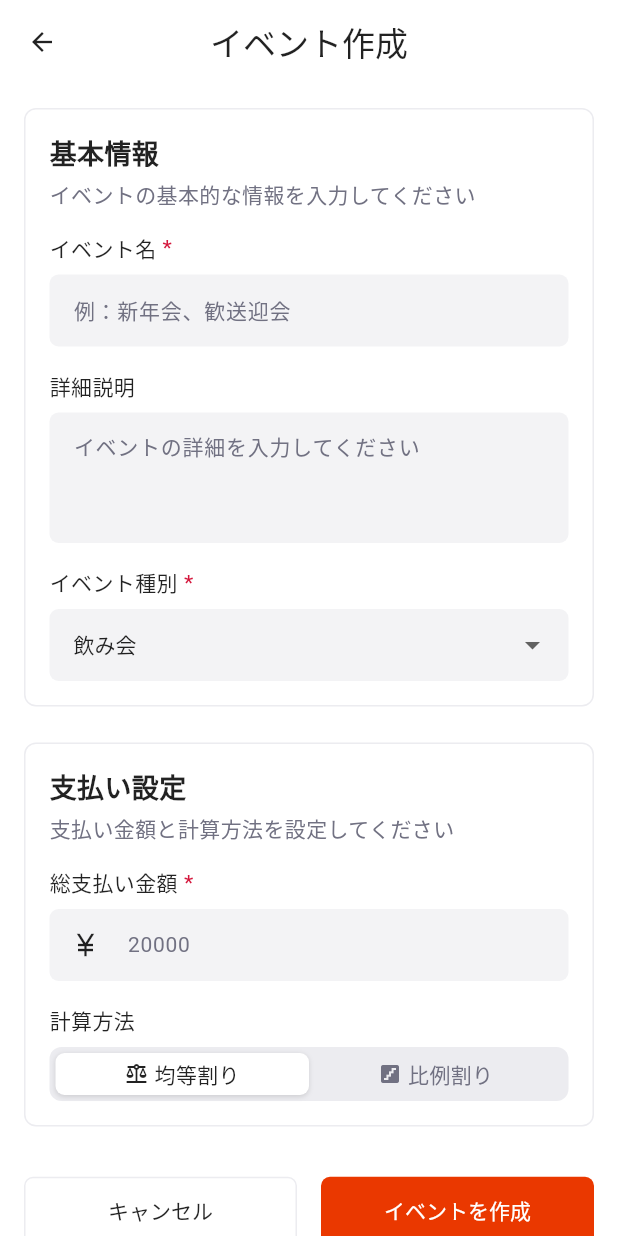
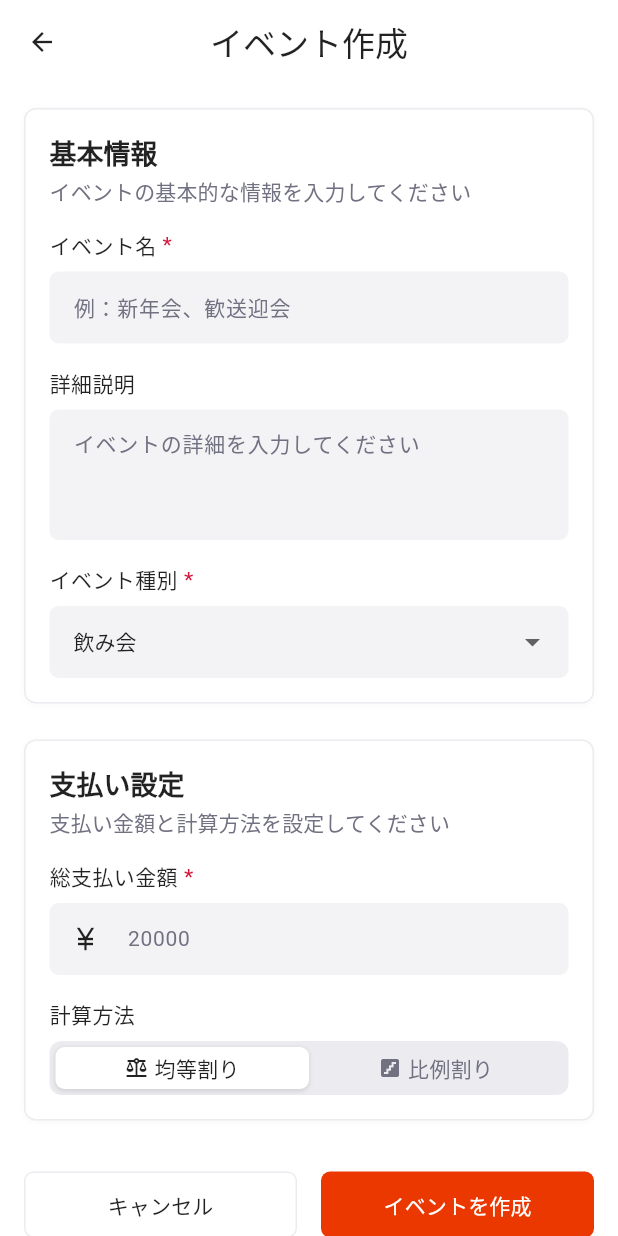
Before and after one commit to yuuu0702/shiharainu, a Flutter app: the EventCreationPage screen opened by its route, on a phone screen of 412 x 824 dp. Run offline on Flutter 3.47's test engine with Material 3 defaults, Android fonts, the phone set to English and light mode, and no system bars; our stand-ins replace go_router, hooks_riverpod; Roboto replaces fonts that are missing (NotoSansJP).

Commit message:
feat: フェーズ1プレミアムデザインシステム実装完了
- AppTheme: プレミアムスペーシング・エレベーション・タイポグラフィ追加
- AppCard: 新しいエレベーションシステム適用（low/medium/high）
- AppButton: デザイントークン統合（spacing/radius/typography）
- UI8デザインガイドラインに基づく視覚的品質向上

🤖 Generated with [Claude Code](https://claude.ai/code)

Co-Authored-By: Claude <noreply@anthropic.com>

```diff
--- a/lib/shared/constants/app_theme.dart
+++ b/lib/shared/constants/app_theme.dart
@@ -232,4 +232,159 @@ class AppTheme {
     'warning': warningColor,
     'info': infoColor,
   };
+
+  // プレミアムスペーシングシステム（4px刻みで更に細かい制御）
+  static const double spacing4 = 4.0;
+  static const double spacing8 = 8.0;
+  static const double spacing12 = 12.0;
+  static const double spacing16 = 16.0;
+  static const double spacing20 = 20.0;
+  static const double spacing24 = 24.0;
+  static const double spacing28 = 28.0;
+  static const double spacing32 = 32.0;
+  static const double spacing40 = 40.0;
+  static const double spacing48 = 48.0;
+  static const double spacing64 = 64.0;
+
+  // プレミアムエレベーション定義（より微細で品のあるシャドウ）
+  static const List<BoxShadow> elevationLow = [
+    BoxShadow(
+      color: Color(0x08000000), // より軽いシャドウ
+      offset: Offset(0, 1),
+      blurRadius: 3,
+      spreadRadius: 0,
+    ),
+  ];
+
+  static const List<BoxShadow> elevationMedium = [
+    BoxShadow(
+      color: Color(0x0A000000),
+      offset: Offset(0, 2),
+      blurRadius: 8,
+      spreadRadius: 0,
+    ),
+    BoxShadow(
+      color: Color(0x06000000),
+      offset: Offset(0, 1),
+      blurRadius: 3,
+      spreadRadius: 0,
+    ),
+  ];
+
+  static const List<BoxShadow> elevationHigh = [
+    BoxShadow(
+      color: Color(0x0C000000),
+      offset: Offset(0, 4),
+      blurRadius: 16,
+      spreadRadius: 0,
+    ),
+    BoxShadow(
+      color: Color(0x08000000),
+      offset: Offset(0, 2),
+      blurRadius: 6,
+      spreadRadius: 0,
+    ),
+  ];
+
+  // プレミアムタイポグラフィ階層
+  static const TextStyle displayLarge = TextStyle(
+    fontSize: 32,
+    fontWeight: FontWeight.w700,
+    letterSpacing: -0.5,
+    height: 1.2,
+  );
+
+  static const TextStyle displayMedium = TextStyle(
+    fontSize: 28,
+    fontWeight: FontWeight.w600,
+    letterSpacing: -0.25,
+    height: 1.2,
+  );
+
+  static const TextStyle displaySmall = TextStyle(
+    fontSize: 24,
+    fontWeight: FontWeight.w600,
+    letterSpacing: 0,
+    height: 1.25,
+  );
+
+  static const TextStyle headlineLarge = TextStyle(
+    fontSize: 20,
+    fontWeight: FontWeight.w600,
+    letterSpacing: 0,
+    height: 1.3,
+  );
+
+  static const TextStyle headlineMedium = TextStyle(
+    fontSize: 18,
+    fontWeight: FontWeight.w600,
+    letterSpacing: 0,
+    height: 1.33,
+  );
+
+  static const TextStyle headlineSmall = TextStyle(
+    fontSize: 16,
+    fontWeight: FontWeight.w600,
+    letterSpacing: 0,
+    height: 1.375,
+  );
+
+  static const TextStyle bodyLarge = TextStyle(
+    fontSize: 16,
+    fontWeight: FontWeight.w400,
+    letterSpacing: 0.1,
+    height: 1.5,
+  );
+
+  static const TextStyle bodyMedium = TextStyle(
+    fontSize: 14,
+    fontWeight: FontWeight.w400,
+    letterSpacing: 0.1,
+    height: 1.43,
+  );
+
+  static const TextStyle bodySmall = TextStyle(
+    fontSize: 12,
+    fontWeight: FontWeight.w400,
+    letterSpacing: 0.4,
+    height: 1.33,
+  );
+
+  static const TextStyle labelLarge = TextStyle(
+    fontSize: 14,
+    fontWeight: FontWeight.w500,
+    letterSpacing: 0.1,
+    height: 1.43,
+  );
+
+  static const TextStyle labelMedium = TextStyle(
+    fontSize: 12,
+    fontWeight: FontWeight.w500,
+    letterSpacing: 0.5,
+    height: 1.33,
+  );
+
+  static const TextStyle labelSmall = TextStyle(
+    fontSize: 11,
+    fontWeight: FontWeight.w500,
+    letterSpacing: 0.5,
+    height: 1.27,
+  );
+
+  // アニメーション定義（滑らかなトランジション）
+  static const Duration animationDurationFast = Duration(milliseconds: 150);
+  static const Duration animationDurationMedium = Duration(milliseconds: 250);
+  static const Duration animationDurationSlow = Duration(milliseconds: 350);
+
+  static const Curve animationCurveStandard = Curves.easeInOut;
+  static const Curve animationCurveDecelerate = Curves.decelerate;
+  static const Curve animationCurveAccelerate = Curves.accelerate;
+
+  // ボーダー半径の拡張定義
+  static const double radiusXSmall = 4.0;
+  static const double radiusSmall = 6.0;
+  static const double radiusMedium = 8.0;
+  static const double radiusLarge = 12.0;
+  static const double radiusXLarge = 16.0;
+  static const double radiusRound = 9999.0; // Pill shape
 }
--- a/lib/shared/widgets/app_button.dart
+++ b/lib/shared/widgets/app_button.dart
@@ -105,9 +105,7 @@ class AppButton extends StatelessWidget {
         onPressed: onPressed,
         style: TextButton.styleFrom(
           padding: _getPadding(),
-          textStyle: TextStyle(
-            fontSize: _getFontSize(),
-            fontWeight: FontWeight.w500,
+          textStyle: _getTextStyle().copyWith(
             decoration: TextDecoration.underline,
           ),
         ),
@@ -124,12 +122,9 @@ class AppButton extends StatelessWidget {
           padding: _getPadding(),
           minimumSize: _getMinimumSize(),
           shape: RoundedRectangleBorder(
-            borderRadius: BorderRadius.circular(6),
+            borderRadius: BorderRadius.circular(AppTheme.radiusSmall),
           ),
-          textStyle: TextStyle(
-            fontSize: _getFontSize(),
-            fontWeight: FontWeight.w500,
-          ),
+          textStyle: _getTextStyle(),
         ),
         child: _buildChild(),
       );
@@ -146,12 +141,9 @@ class AppButton extends StatelessWidget {
           padding: _getPadding(),
           minimumSize: _getMinimumSize(),
           shape: RoundedRectangleBorder(
-            borderRadius: BorderRadius.circular(6),
+            borderRadius: BorderRadius.circular(AppTheme.radiusSmall),
           ),
-          textStyle: TextStyle(
-            fontSize: _getFontSize(),
-            fontWeight: FontWeight.w500,
-          ),
+          textStyle: _getTextStyle(),
         ),
         child: _buildChild(),
       );
@@ -167,12 +159,9 @@ class AppButton extends StatelessWidget {
           padding: _getPadding(),
           minimumSize: _getMinimumSize(),
           shape: RoundedRectangleBorder(
-            borderRadius: BorderRadius.circular(6),
+            borderRadius: BorderRadius.circular(AppTheme.radiusSmall),
           ),
-          textStyle: TextStyle(
-            fontSize: _getFontSize(),
-            fontWeight: FontWeight.w500,
-          ),
+          textStyle: _getTextStyle(),
         ),
         child: _buildChild(),
       );
@@ -186,12 +175,9 @@ class AppButton extends StatelessWidget {
         padding: _getPadding(),
         minimumSize: _getMinimumSize(),
         shape: RoundedRectangleBorder(
-          borderRadius: BorderRadius.circular(6),
+          borderRadius: BorderRadius.circular(AppTheme.radiusSmall),
         ),
-        textStyle: TextStyle(
-          fontSize: _getFontSize(),
-          fontWeight: FontWeight.w500,
-        ),
+        textStyle: _getTextStyle(),
       ),
       child: _buildChild(),
     );
@@ -215,7 +201,7 @@ class AppButton extends StatelessWidget {
             ),
           ),
           if (text != null) ...[
-            const SizedBox(width: 8),
+            const SizedBox(width: AppTheme.spacing8),
             Text(text!),
           ],
         ],
@@ -227,7 +213,7 @@ class AppButton extends StatelessWidget {
         mainAxisSize: MainAxisSize.min,
         children: [
           icon!,
-          const SizedBox(width: 8),
+          const SizedBox(width: AppTheme.spacing8),
           Text(text!),
         ],
       );
@@ -240,18 +226,18 @@ class AppButton extends StatelessWidget {
     switch (size) {
       case AppButtonSize.small:
         return icon != null && text == null
-            ? const EdgeInsets.all(6)
-            : const EdgeInsets.symmetric(vertical: 8, horizontal: 12);
+            ? const EdgeInsets.all(AppTheme.spacing8)
+            : const EdgeInsets.symmetric(vertical: AppTheme.spacing8, horizontal: AppTheme.spacing12);
       case AppButtonSize.medium:
         return icon != null && text == null
-            ? const EdgeInsets.all(8)
-            : const EdgeInsets.symmetric(vertical: 12, horizontal: 16);
+            ? const EdgeInsets.all(AppTheme.spacing8)
+            : const EdgeInsets.symmetric(vertical: AppTheme.spacing12, horizontal: AppTheme.spacing16);
       case AppButtonSize.large:
         return icon != null && text == null
-            ? const EdgeInsets.all(12)
-            : const EdgeInsets.symmetric(vertical: 16, horizontal: 24);
+            ? const EdgeInsets.all(AppTheme.spacing12)
+            : const EdgeInsets.symmetric(vertical: AppTheme.spacing16, horizontal: AppTheme.spacing24);
       case AppButtonSize.icon:
-        return const EdgeInsets.all(8);
+        return const EdgeInsets.all(AppTheme.spacing8);
     }
   }
 
@@ -268,16 +254,16 @@ class AppButton extends StatelessWidget {
     }
   }
 
-  double _getFontSize() {
+  TextStyle _getTextStyle() {
     switch (size) {
       case AppButtonSize.small:
-        return 12;
+        return AppTheme.labelMedium;
       case AppButtonSize.medium:
-        return 14;
+        return AppTheme.labelLarge;
       case AppButtonSize.large:
-        return 16;
+        return AppTheme.bodyLarge.copyWith(fontWeight: FontWeight.w500);
       case AppButtonSize.icon:
-        return 14;
+        return AppTheme.labelLarge;
     }
   }
 }
--- a/lib/shared/widgets/app_card.dart
+++ b/lib/shared/widgets/app_card.dart
@@ -1,5 +1,12 @@
 import 'package:flutter/material.dart';
 import 'package:shiharainu/shared/constants/app_theme.dart';
+
+enum AppCardElevation {
+  none,
+  low,
+  medium,
+  high,
+}
 
 class AppCard extends StatelessWidget {
   final Widget child;
@@ -8,6 +15,7 @@ class AppCard extends StatelessWidget {
   final bool isSelected;
   final EdgeInsets? padding;
   final EdgeInsets? margin;
+  final AppCardElevation elevation;
 
   const AppCard({
     super.key,
@@ -17,6 +25,7 @@ class AppCard extends StatelessWidget {
     this.isSelected = false,
     this.padding,
     this.margin,
+    this.elevation = AppCardElevation.low,
   });
 
   const AppCard.interactive({
@@ -26,6 +35,7 @@ class AppCard extends StatelessWidget {
     this.isSelected = false,
     this.padding,
     this.margin,
+    this.elevation = AppCardElevation.medium,
   }) : isInteractive = true;
 
   @override
@@ -36,25 +46,17 @@ class AppCard extends StatelessWidget {
       margin: margin,
       decoration: BoxDecoration(
         color: theme.cardTheme.color,
-        borderRadius: BorderRadius.circular(8),
+        borderRadius: BorderRadius.circular(AppTheme.radiusMedium),
         border: Border.all(
           color: isSelected
               ? AppTheme.primaryColor
               : AppTheme.mutedColor,
           width: 1,
         ),
-        boxShadow: isSelected
-            ? [
-                const BoxShadow(
-                  color: Color(0x1AEA3800), // primary/10
-                  offset: Offset(0, 2),
-                  blurRadius: 4,
-                )
-              ]
-            : null,
+        boxShadow: _getElevationShadow(),
       ),
       child: Padding(
-        padding: padding ?? const EdgeInsets.all(16),
+        padding: padding ?? const EdgeInsets.all(AppTheme.spacing16),
         child: child,
       ),
     );
@@ -64,7 +66,7 @@ class AppCard extends StatelessWidget {
         color: Colors.transparent,
         child: InkWell(
           onTap: onTap,
-          borderRadius: BorderRadius.circular(8),
+          borderRadius: BorderRadius.circular(AppTheme.radiusMedium),
           hoverColor: const Color(0x0CEA3800), // primary/5
           splashColor: const Color(0x1AEA3800), // primary/10
           child: cardWidget,
@@ -73,6 +75,32 @@ class AppCard extends StatelessWidget {
     }
 
     return cardWidget;
+  }
+
+  List<BoxShadow> _getElevationShadow() {
+    if (isSelected) {
+      // Selected state gets enhanced shadow with primary color accent
+      return [
+        const BoxShadow(
+          color: Color(0x1AEA3800), // primary/10
+          offset: Offset(0, 4),
+          blurRadius: 12,
+          spreadRadius: 0,
+        ),
+        ...AppTheme.elevationMedium,
+      ];
+    }
+
+    switch (elevation) {
+      case AppCardElevation.none:
+        return [];
+      case AppCardElevation.low:
+        return AppTheme.elevationLow;
+      case AppCardElevation.medium:
+        return AppTheme.elevationMedium;
+      case AppCardElevation.high:
+        return AppTheme.elevationHigh;
+    }
   }
 }
 
@@ -98,17 +126,13 @@ class AppCardHeader extends StatelessWidget {
             children: [
               Text(
                 title,
-                style: const TextStyle(
-                  fontSize: 18,
-                  fontWeight: FontWeight.w600,
-                ),
+                style: AppTheme.headlineMedium,
               ),
               if (subtitle != null) ...[
-                const SizedBox(height: 4),
+                const SizedBox(height: AppTheme.spacing4),
                 Text(
                   subtitle!,
-                  style: const TextStyle(
-                    fontSize: 14,
+                  style: AppTheme.bodyMedium.copyWith(
                     color: AppTheme.mutedForeground,
                   ),
                 ),
@@ -117,7 +141,7 @@ class AppCardHeader extends StatelessWidget {
           ),
         ),
         if (trailing != null) ...[
-          const SizedBox(width: 16),
+          const SizedBox(width: AppTheme.spacing16),
           trailing!,
         ],
       ],
@@ -138,7 +162,7 @@ class AppCardContent extends StatelessWidget {
   @override
   Widget build(BuildContext context) {
     return Padding(
-      padding: padding ?? const EdgeInsets.only(top: 16),
+      padding: padding ?? const EdgeInsets.only(top: AppTheme.spacing16),
       child: child,
     );
   }
```
Also changed, not shown: .claude/settings.local.json.
